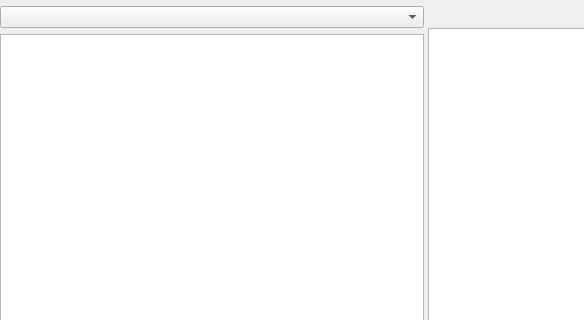
The window that Source/Editor/EditorFramework/Assets/AssetBrowserWidget.ui (XII-Technologies/XII) describes before a commit, drawn with Qt 5; both pictures show x 0 to 584 and y 0 to 320 of the 851 by 729 pixel window.
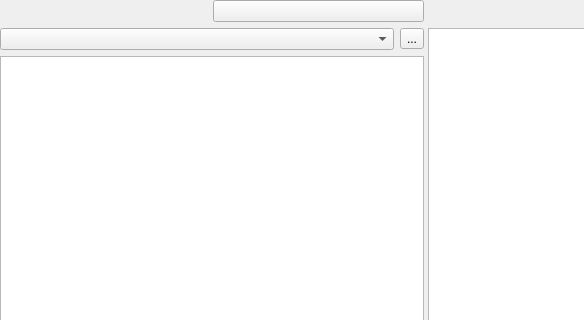
The same window after the commit. Icons and pictures are not drawn. Custom widgets are drawn as their Qt base class.

```diff
--- a/Source/Editor/EditorFramework/Assets/AssetBrowserWidget.ui
+++ b/Source/Editor/EditorFramework/Assets/AssetBrowserWidget.ui
@@ -43,10 +43,53 @@
      <widget class="QWidget" name="layoutWidget">
       <layout class="QVBoxLayout" name="verticalLayout" stretch="0,0,1">
        <item>
-        <widget class="xiiQtSearchWidget" name="SearchWidget" native="true"/>
+        <layout class="QHBoxLayout" name="horizontalLayout">
+         <property name="spacing">
+          <number>1</number>
+         </property>
+         <item>
+          <widget class="xiiQtSearchWidget" name="SearchWidget" native="true"/>
+         </item>
+         <item>
+          <widget class="QPushButton" name="ButtonShowItemsSubFolders">
+           <property name="toolTip">
+            <string>Show/Hide items in sub-folders</string>
+           </property>
+           <property name="text">
+            <string/>
+           </property>
+           <property name="icon">
+            <iconset resource="../QtResources/resources.qrc">
+             <normaloff>:/EditorFramework/Icons/ObjectsHidden.svg</normaloff>
+             <normalon>:/EditorFramework/Icons/ObjectsVisible.svg</normalon>:/EditorFramework/Icons/ObjectsHidden.svg</iconset>
+           </property>
+           <property name="checkable">
+            <bool>true</bool>
+           </property>
+          </widget>
+         </item>
+        </layout>
        </item>
        <item>
-        <widget class="QComboBox" name="TypeFilter"/>
+        <layout class="QHBoxLayout" name="horizontalLayout_2">
+         <item>
+          <widget class="QComboBox" name="TypeFilter"/>
+         </item>
+         <item>
+          <widget class="QToolButton" name="ResetTypeFilter">
+           <property name="toolTip">
+            <string>Reset the type filter to show all assets.</string>
+           </property>
+           <property name="text">
+            <string>...</string>
+           </property>
+           <property name="icon">
+            <iconset resource="../../../Tools/Libs/GuiFoundation/QtResources/resources.qrc">
+             <normaloff>:/GuiFoundation/Icons/Undo.svg</normaloff>:/GuiFoundation/Icons/Undo.svg</iconset>
+           </property>
+          </widget>
+         </item>
+        </layout>
        </item>
        <item>
         <widget class="QSplitter" name="LeftSplitter">
```
